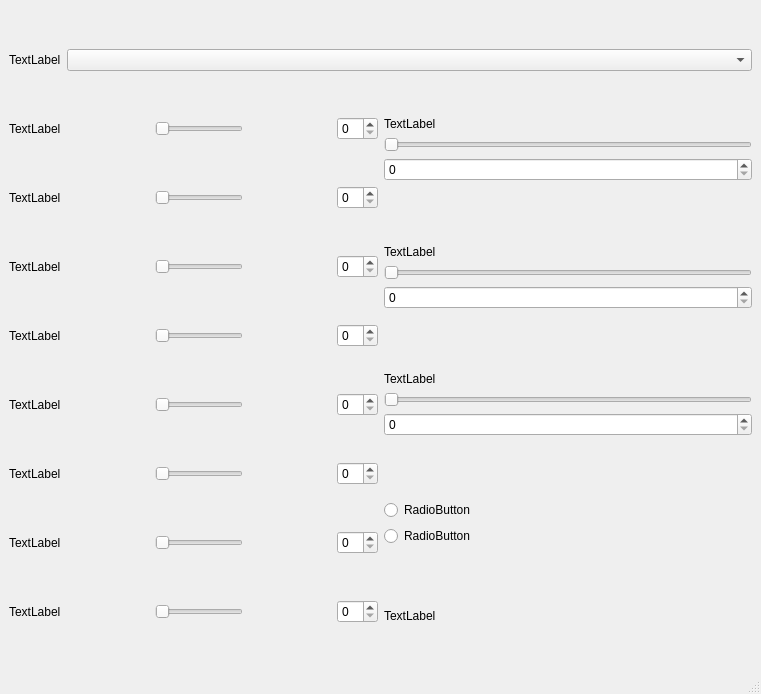
Above: grade_calculator.ui from tan-zhuoting/Assignment2 before the change. Below: the same form after it.
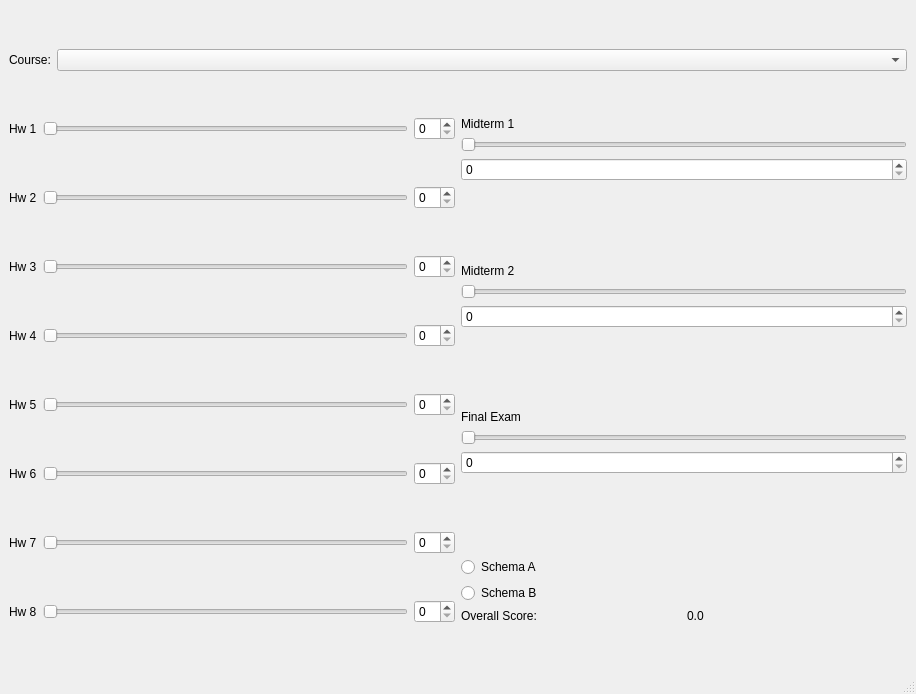
That is the form after the change.

Commit message: added text, adjust things and make it look better

```diff
--- a/grade_calculator.ui
+++ b/grade_calculator.ui
@@ -6,7 +6,7 @@
    <rect>
     <x>0</x>
     <y>0</y>
-    <width>761</width>
+    <width>916</width>
     <height>694</height>
    </rect>
   </property>
@@ -14,7 +14,7 @@
    <string>grade_calculator</string>
   </property>
   <widget class="QWidget" name="centralwidget">
-   <layout class="QHBoxLayout" name="horizontalLayout_11">
+   <layout class="QVBoxLayout" name="verticalLayout_4">
     <item>
      <layout class="QVBoxLayout" name="verticalLayout_3">
       <item>
@@ -24,8 +24,8 @@
         </property>
         <property name="sizeHint" stdset="0">
          <size>
-          <width>20</width>
-          <height>40</height>
+          <width>17</width>
+          <height>18</height>
          </size>
         </property>
        </spacer>
@@ -41,7 +41,7 @@
            </sizepolicy>
           </property>
           <property name="text">
-           <string>TextLabel</string>
+           <string>Course:</string>
           </property>
          </widget>
         </item>
@@ -57,14 +57,14 @@
         </property>
         <property name="sizeHint" stdset="0">
          <size>
-          <width>20</width>
-          <height>40</height>
+          <width>17</width>
+          <height>13</height>
          </size>
         </property>
        </spacer>
       </item>
       <item>
-       <layout class="QHBoxLayout" name="horizontalLayout_9">
+       <layout class="QHBoxLayout" name="horizontalLayout_11">
         <item>
          <layout class="QVBoxLayout" name="verticalLayout">
           <item>
@@ -72,23 +72,10 @@
             <item>
              <widget class="QLabel" name="label_2">
               <property name="text">
-               <string>TextLabel</string>
+               <string>Hw 1</string>
               </property>
              </widget>
             </item>
-            <item>
-             <spacer name="horizontalSpacer">
-              <property name="orientation">
-               <enum>Qt::Horizontal</enum>
-              </property>
-              <property name="sizeHint" stdset="0">
-               <size>
-                <width>40</width>
-                <height>20</height>
-               </size>
-              </property>
-             </spacer>
-            </item>
             <item>
              <widget class="QSlider" name="horizontalSlider">
               <property name="orientation">
@@ -96,19 +83,6 @@
               </property>
              </widget>
             </item>
-            <item>
-             <spacer name="horizontalSpacer_2">
-              <property name="orientation">
-               <enum>Qt::Horizontal</enum>
-              </property>
-              <property name="sizeHint" stdset="0">
-               <size>
-                <width>40</width>
-                <height>20</height>
-               </size>
-              </property>
-             </spacer>
-            </item>
             <item>
              <widget class="QSpinBox" name="spinBox"/>
             </item>
@@ -132,23 +106,10 @@
             <item>
              <widget class="QLabel" name="label_3">
               <property name="text">
-               <string>TextLabel</string>
+               <string>Hw 2</string>
               </property>
              </widget>
             </item>
-            <item>
-             <spacer name="horizontalSpacer_3">
-              <property name="orientation">
-               <enum>Qt::Horizontal</enum>
-              </property>
-              <property name="sizeHint" stdset="0">
-               <size>
-                <width>40</width>
-                <height>20</height>
-               </size>
-              </property>
-             </spacer>
-            </item>
             <item>
              <widget class="QSlider" name="horizontalSlider_2">
               <property name="orientation">
@@ -156,19 +117,6 @@
               </property>
              </widget>
             </item>
-            <item>
-             <spacer name="horizontalSpacer_4">
-              <property name="orientation">
-               <enum>Qt::Horizontal</enum>
-              </property>
-              <property name="sizeHint" stdset="0">
-               <size>
-                <width>40</width>
-                <height>20</height>
-               </size>
-              </property>
-             </spacer>
-            </item>
             <item>
              <widget class="QSpinBox" name="spinBox_2"/>
             </item>
@@ -192,23 +140,10 @@
             <item>
              <widget class="QLabel" name="label_4">
               <property name="text">
-               <string>TextLabel</string>
+               <string>Hw 3</string>
               </property>
              </widget>
             </item>
-            <item>
-             <spacer name="horizontalSpacer_5">
-              <property name="orientation">
-               <enum>Qt::Horizontal</enum>
-              </property>
-              <property name="sizeHint" stdset="0">
-               <size>
-                <width>40</width>
-                <height>20</height>
-               </size>
-              </property>
-             </spacer>
-            </item>
             <item>
              <widget class="QSlider" name="horizontalSlider_3">
               <property name="orientation">
@@ -216,19 +151,6 @@
               </property>
              </widget>
             </item>
-            <item>
-             <spacer name="horizontalSpacer_6">
-              <property name="orientation">
-               <enum>Qt::Horizontal</enum>
-              </property>
-              <property name="sizeHint" stdset="0">
-               <size>
-                <width>40</width>
-                <height>20</height>
-               </size>
-              </property>
-             </spacer>
-            </item>
             <item>
              <widget class="QSpinBox" name="spinBox_3"/>
             </item>
@@ -252,23 +174,10 @@
             <item>
              <widget class="QLabel" name="label_5">
               <property name="text">
-               <string>TextLabel</string>
+               <string>Hw 4</string>
               </property>
              </widget>
             </item>
-            <item>
-             <spacer name="horizontalSpacer_7">
-              <property name="orientation">
-               <enum>Qt::Horizontal</enum>
-              </property>
-              <property name="sizeHint" stdset="0">
-               <size>
-                <width>40</width>
-                <height>20</height>
-               </size>
-              </property>
-             </spacer>
-            </item>
             <item>
              <widget class="QSlider" name="horizontalSlider_4">
               <property name="orientation">
@@ -276,19 +185,6 @@
               </property>
              </widget>
             </item>
-            <item>
-             <spacer name="horizontalSpacer_8">
-              <property name="orientation">
-               <enum>Qt::Horizontal</enum>
-              </property>
-              <property name="sizeHint" stdset="0">
-               <size>
-                <width>40</width>
-                <height>20</height>
-               </size>
-              </property>
-             </spacer>
-            </item>
             <item>
              <widget class="QSpinBox" name="spinBox_4"/>
             </item>
@@ -312,23 +208,10 @@
             <item>
              <widget class="QLabel" name="label_6">
               <property name="text">
-               <string>TextLabel</string>
+               <string>Hw 5</string>
               </property>
              </widget>
             </item>
-            <item>
-             <spacer name="horizontalSpacer_9">
-              <property name="orientation">
-               <enum>Qt::Horizontal</enum>
-              </property>
-              <property name="sizeHint" stdset="0">
-               <size>
-                <width>40</width>
-                <height>20</height>
-               </size>
-              </property>
-             </spacer>
-            </item>
             <item>
              <widget class="QSlider" name="horizontalSlider_5">
               <property name="orientation">
@@ -336,19 +219,6 @@
               </property>
              </widget>
             </item>
-            <item>
-             <spacer name="horizontalSpacer_10">
-              <property name="orientation">
-               <enum>Qt::Horizontal</enum>
-              </property>
-              <property name="sizeHint" stdset="0">
-               <size>
-                <width>40</width>
-                <height>20</height>
-               </size>
-              </property>
-             </spacer>
-            </item>
             <item>
              <widget class="QSpinBox" name="spinBox_5"/>
             </item>
@@ -372,23 +242,10 @@
             <item>
              <widget class="QLabel" name="label_7">
               <property name="text">
-               <string>TextLabel</string>
+               <string>Hw 6</string>
               </property>
              </widget>
             </item>
-            <item>
-             <spacer name="horizontalSpacer_11">
-              <property name="orientation">
-               <enum>Qt::Horizontal</enum>
-              </property>
-              <property name="sizeHint" stdset="0">
-               <size>
-                <width>40</width>
-                <height>20</height>
-               </size>
-              </property>
-             </spacer>
-            </item>
             <item>
              <widget class="QSlider" name="horizontalSlider_6">
               <property name="orientation">
@@ -396,19 +253,6 @@
               </property>
              </widget>
             </item>
-            <item>
-             <spacer name="horizontalSpacer_12">
-              <property name="orientation">
-               <enum>Qt::Horizontal</enum>
-              </property>
-              <property name="sizeHint" stdset="0">
-               <size>
-                <width>40</width>
-                <height>20</height>
-               </size>
-              </property>
-             </spacer>
-            </item>
             <item>
              <widget class="QSpinBox" name="spinBox_6"/>
             </item>
@@ -432,23 +276,10 @@
             <item>
              <widget class="QLabel" name="label_8">
               <property name="text">
-               <string>TextLabel</string>
+               <string>Hw 7</string>
               </property>
              </widget>
             </item>
-            <item>
-             <spacer name="horizontalSpacer_13">
-              <property name="orientation">
-               <enum>Qt::Horizontal</enum>
-              </property>
-              <property name="sizeHint" stdset="0">
-               <size>
-                <width>40</width>
-                <height>20</height>
-               </size>
-              </property>
-             </spacer>
-            </item>
             <item>
              <widget class="QSlider" name="horizontalSlider_7">
               <property name="orientation">
@@ -456,19 +287,6 @@
               </property>
              </widget>
             </item>
-            <item>
-             <spacer name="horizontalSpacer_14">
-              <property name="orientation">
-               <enum>Qt::Horizontal</enum>
-              </property>
-              <property name="sizeHint" stdset="0">
-               <size>
-                <width>40</width>
-                <height>20</height>
-               </size>
-              </property>
-             </spacer>
-            </item>
             <item>
              <widget class="QSpinBox" name="spinBox_7"/>
             </item>
@@ -492,23 +310,10 @@
             <item>
              <widget class="QLabel" name="label_9">
               <property name="text">
-               <string>TextLabel</string>
+               <string>Hw 8</string>
               </property>
              </widget>
             </item>
-            <item>
-             <spacer name="horizontalSpacer_15">
-              <property name="orientation">
-               <enum>Qt::Horizontal</enum>
-              </property>
-              <property name="sizeHint" stdset="0">
-               <size>
-                <width>40</width>
-                <height>20</height>
-               </size>
-              </property>
-             </spacer>
-            </item>
             <item>
              <widget class="QSlider" name="horizontalSlider_8">
               <property name="orientation">
@@ -516,19 +321,6 @@
               </property>
              </widget>
             </item>
-            <item>
-             <spacer name="horizontalSpacer_16">
-              <property name="orientation">
-               <enum>Qt::Horizontal</enum>
-              </property>
-              <property name="sizeHint" stdset="0">
-               <size>
-                <width>40</width>
-                <height>20</height>
-               </size>
-              </property>
-             </spacer>
-            </item>
             <item>
              <widget class="QSpinBox" name="spinBox_8"/>
             </item>
@@ -541,7 +333,7 @@
           <item>
            <widget class="QLabel" name="label_10">
             <property name="text">
-             <string>TextLabel</string>
+             <string>Midterm 1</string>
             </property>
            </widget>
           </item>
@@ -571,7 +363,7 @@
           <item>
            <widget class="QLabel" name="label_11">
             <property name="text">
-             <string>TextLabel</string>
+             <string>Midterm 2</string>
             </property>
            </widget>
           </item>
@@ -601,7 +393,7 @@
           <item>
            <widget class="QLabel" name="label_12">
             <property name="text">
-             <string>TextLabel</string>
+             <string>Final Exam</string>
             </property>
            </widget>
           </item>
@@ -631,36 +423,34 @@
           <item>
            <widget class="QRadioButton" name="radioButton">
             <property name="text">
-             <string>RadioButton</string>
+             <string>Schema A</string>
             </property>
            </widget>
           </item>
           <item>
            <widget class="QRadioButton" name="radioButton_2">
             <property name="text">
-             <string>RadioButton</string>
+             <string>Schema B</string>
             </property>
            </widget>
           </item>
           <item>
-           <spacer name="verticalSpacer_11">
-            <property name="orientation">
-             <enum>Qt::Vertical</enum>
-            </property>
-            <property name="sizeHint" stdset="0">
-             <size>
-              <width>20</width>
-              <height>40</height>
-             </size>
-            </property>
-           </spacer>
-          </item>
-          <item>
-           <widget class="QLabel" name="label_13">
-            <property name="text">
-             <string>TextLabel</string>
-            </property>
-           </widget>
+           <layout class="QHBoxLayout" name="horizontalLayout_9">
+            <item>
+             <widget class="QLabel" name="label_13">
+              <property name="text">
+               <string>Overall Score:</string>
+              </property>
+             </widget>
+            </item>
+            <item>
+             <widget class="QLabel" name="label_14">
+              <property name="text">
+               <string>0.0</string>
+              </property>
+             </widget>
+            </item>
+           </layout>
           </item>
          </layout>
         </item>
@@ -673,8 +463,8 @@
         </property>
         <property name="sizeHint" stdset="0">
          <size>
-          <width>20</width>
-          <height>40</height>
+          <width>17</width>
+          <height>18</height>
          </size>
         </property>
        </spacer>
```
Left out of the diff: 2 changed lines with no effect on the pictures.
